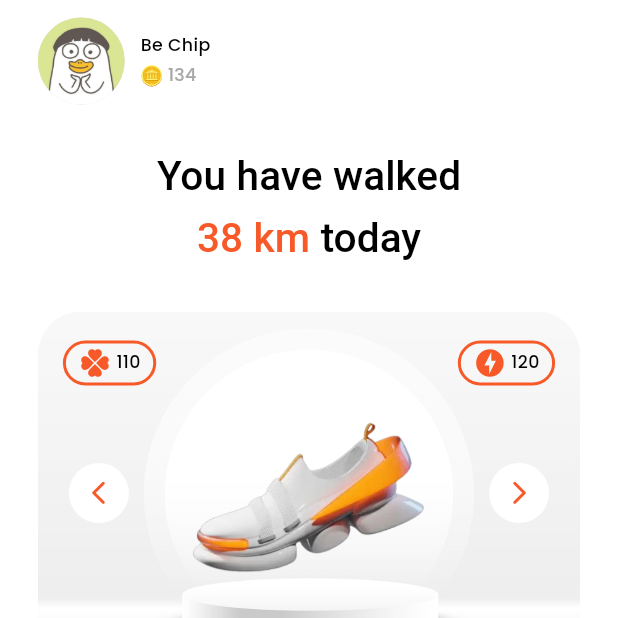
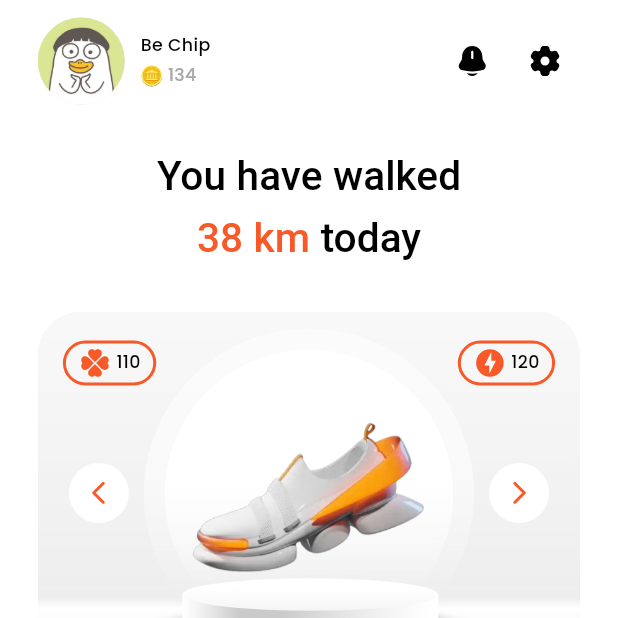
Before and after one commit to xhuy108/StrideUp, a Flutter app: the HomePage screen opened directly, on a phone screen of 412 x 824 dp, the top half of it. Run offline on Flutter 3.47's test engine with Material 3 defaults, Android fonts, the phone set to English and light mode, and no system bars; our stand-ins replace bloc, easy_date_timeline, flutter_bloc, flutter_screenutil, flutter_svg, gap and 1 more.

Commit message:
Update activity page and home page UI

```diff
--- a/lib/config/themes/media_resources.dart
+++ b/lib/config/themes/media_resources.dart
@@ -4,6 +4,10 @@ class MediaResource {
   //ICON
   static const _baseIcons = 'assets/icons';
 
+  //Common
+  static const coinIcon = '$_baseIcons/coinIcon.svg';
+
+  //Auth Page
   static const helpIcon = '$_baseIcons/helpIcon.svg';
   static const phoneIcon = '$_baseIcons/phoneIcon.svg';
   static const googleIcon = '$_baseIcons/googleIcon.svg';
@@ -13,8 +17,7 @@ class MediaResource {
 
   static const showPasswordIcon = '$_baseIcons/showPasswordIcon.svg';
 
-  static const coinIcon = '$_baseIcons/coinIcon.svg';
-
+  //Navigation Menu
   static const homeIcon = '$_baseIcons/homeIcon.svg';
   static const activeHomeIcon = '$_baseIcons/activeHomeIcon.svg';
 
@@ -30,9 +33,13 @@ class MediaResource {
   static const profileIcon = '$_baseIcons/profileIcon.svg';
   static const activeProfileIcon = '$_baseIcons/activeProfileIcon.svg';
 
+  //Home Page
   static const luckIcon = '$_baseIcons/luckIcon.svg';
   static const energyIcon = '$_baseIcons/energyIcon.svg';
+  static const notificationIcon = '$_baseIcons/notificationIcon.svg';
+  static const settingIcon = '$_baseIcons/settingIcon.svg';
 
+  //Activity Page
   static const calendarIcon = '$_baseIcons/calendarIcon.svg';
   static const activeDayIcon = '$_baseIcons/activeDayIcon.svg';
   static const activeTimeIcon = '$_baseIcons/activeTimeIcon.svg';
--- a/lib/features/activity/pages/activity_page.dart
+++ b/lib/features/activity/pages/activity_page.dart
@@ -127,7 +127,7 @@ class _ActivityPageState extends State<ActivityPage> {
                     ),
                   ),
                 ),
-                Gap(50.h),
+                Gap(30.h),
                 Row(
                   children: [
                     Expanded(
--- a/lib/features/home/pages/home_page.dart
+++ b/lib/features/home/pages/home_page.dart
@@ -62,6 +62,23 @@ class _HomePageState extends State<HomePage> {
                               ),
                             ),
                           ],
+                        ),
+                      ],
+                    ),
+                    const Spacer(),
+                    Row(
+                      children: [
+                        IconButton(
+                          onPressed: () {},
+                          icon: SvgPicture.asset(
+                            MediaResource.notificationIcon,
+                          ),
+                        ),
+                        IconButton(
+                          onPressed: () {},
+                          icon: SvgPicture.asset(
+                            MediaResource.settingIcon,
+                          ),
                         ),
                       ],
                     ),
```
Also changed, not shown: assets/icons/notificationIcon.svg (added), assets/icons/settingIcon.svg (added).
